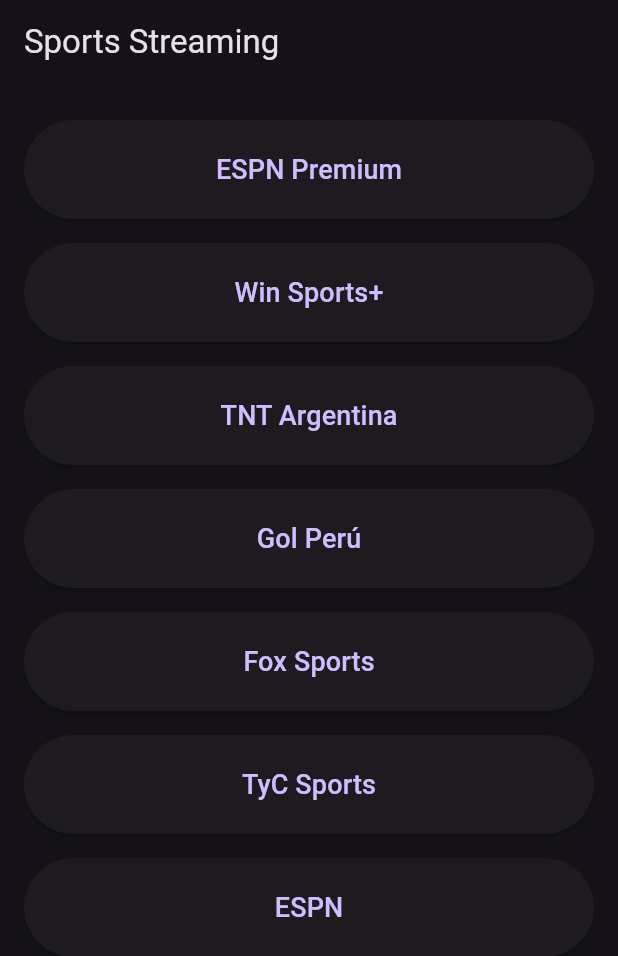
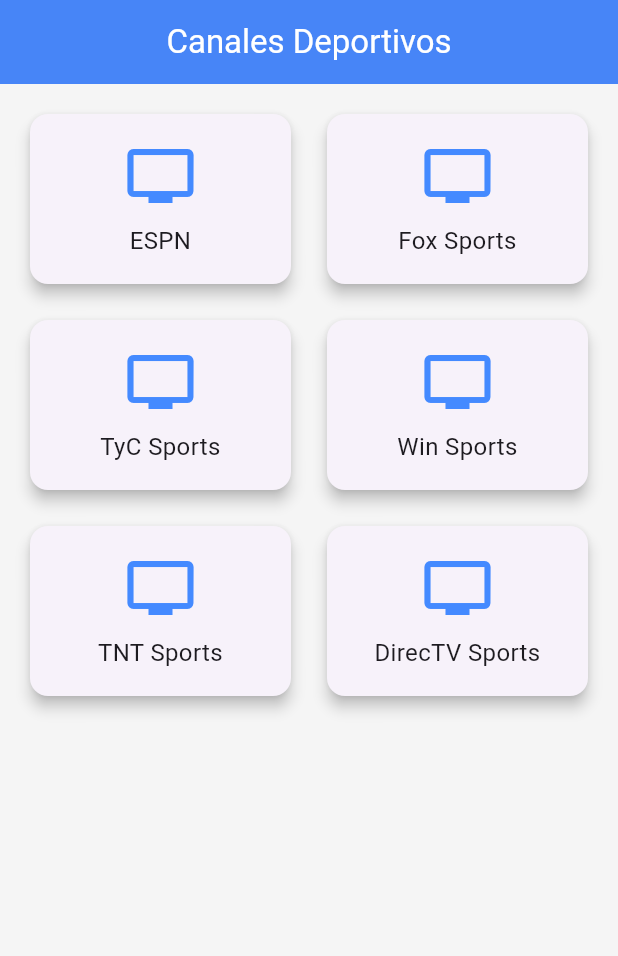
Before and after one commit to AlSanchez21/SportsStreaming, a Flutter app: the screen it shows after launch, on a phone screen of 412 x 824 dp. Shown: the top 956 px of the screen. Run offline on Flutter 3.47's test engine with Material 3 defaults, Android fonts, the phone set to English and light mode, and no system bars; our stand-ins replace video_player.

Commit message:
main.dart

```diff
--- a/lib/main.dart
+++ b/lib/main.dart
@@ -2,33 +2,37 @@ import 'package:flutter/material.dart';
 import 'package:video_player/video_player.dart';
 
 void main() {
-  runApp(MaterialApp(
-    title: 'Sports Streaming',
-    theme: ThemeData.dark(),
-    home: StreamMenuPage(),
-  ));
+  runApp(SportsStreamingApp());
 }
 
-// -----------------------
-// Página principal (menú)
-// -----------------------
-class StreamMenuPage extends StatelessWidget {
+class SportsStreamingApp extends StatelessWidget {
+  @override
+  Widget build(BuildContext context) {
+    return MaterialApp(
+      title: 'Deporte en Vivo',
+      debugShowCheckedModeBanner: false,
+      theme: ThemeData(
+        brightness: Brightness.light,
+        primaryColor: Colors.blueAccent,
+        fontFamily: 'Roboto',
+        cardColor: Colors.white,
+        scaffoldBackgroundColor: Colors.grey[100],
+        appBarTheme: AppBarTheme(
+          backgroundColor: Colors.blueAccent,
+          foregroundColor: Colors.white,
+          elevation: 4,
+        ),
+      ),
+      home: StreamMainPage(),
+    );
+  }
+}
+
+class StreamMainPage extends StatelessWidget {
   final List<Map<String, String>> streams = [
     {
-      'title': 'ESPN Premium',
-      'url': 'https://m2.merichunidya.com:999/hls/capespnprem.m3u8?md5=bdW_qvbWrywibbKXLCCAmA&expires=1746659495',
-    },
-    {
-      'title': 'Win Sports+',
-      'url': 'https://m1.merichunidya.com:999/hls/winsportsplus.m3u8?md5=mTiRAnOxwm3AI7y7Su8pvQ&expires=1746658184',
-    },
-    {
-      'title': 'TNT Argentina',
-      'url': 'https://m3.merichunidya.com:999/hls/captntarg.m3u8?md5=SDm5ZTfZvahfJ63lLnhzPg&expires=1746659610',
-    },
-    {
-      'title': 'Gol Perú',
-      'url': 'https://m1.merichunidya.com:999/hls/capgolperu.m3u8?md5=d5njHJebNPBwIH-ugZRTxg&expires=1746659670',
+      'title': 'ESPN',
+      'url': 'https://livees.pw/stream/espn.m3u8',
     },
     {
       'title': 'Fox Sports',
@@ -36,31 +40,42 @@ class StreamMenuPage extends StatelessWidget {
     },
     {
       'title': 'TyC Sports',
-      'url': 'https://edge6a.v2.mediastream.pe/live/tycsports/playlist.m3u8',
+      'url': 'https://edge6a.v2.media.stream.pe/live/tycsports/playlist.m3u8',
     },
     {
-      'title': 'ESPN',
-      'url': 'https://livees.pw/stream/espn.m3u8',
+      'title': 'Win Sports',
+      'url': 'https://tv.win.m3u8', // <- reemplaza por uno funcional
+    },
+    {
+      'title': 'TNT Sports',
+      'url': 'https://tv.tnt.m3u8', // <- reemplaza por uno funcional
+    },
+    {
+      'title': 'DirecTV Sports',
+      'url': 'https://tv.directv.m3u8', // <- reemplaza por uno funcional
     },
   ];
 
   @override
   Widget build(BuildContext context) {
     return Scaffold(
-      appBar: AppBar(title: Text('Sports Streaming')),
-      body: ListView.builder(
+      appBar: AppBar(
+        title: Text('Canales Deportivos'),
+        centerTitle: true,
+      ),
+      body: GridView.builder(
         padding: EdgeInsets.all(16),
+        gridDelegate: SliverGridDelegateWithFixedCrossAxisCount(
+          crossAxisCount: 2,
+          mainAxisSpacing: 16,
+          crossAxisSpacing: 16,
+          childAspectRatio: 3 / 2,
+        ),
         itemCount: streams.length,
         itemBuilder: (context, index) {
           final stream = streams[index];
-          return Padding(
-            padding: const EdgeInsets.symmetric(vertical: 8),
-            child: ElevatedButton(
-              style: ElevatedButton.styleFrom(
-                padding: EdgeInsets.symmetric(vertical: 20),
-              ),
-              child: Text(stream['title']!, style: TextStyle(fontSize: 18)),
-              onPressed: () {
+          return GestureDetector(
+            onTap: () {
               Navigator.push(
                 context,
                 MaterialPageRoute(
@@ -71,6 +86,25 @@ class StreamMenuPage extends StatelessWidget {
                 ),
               );
             },
+            child: Card(
+              elevation: 4,
+              shape: RoundedRectangleBorder(
+                borderRadius: BorderRadius.circular(12),
+              ),
+              child: Center(
+                child: Column(
+                  mainAxisAlignment: MainAxisAlignment.center,
+                  children: [
+                    Icon(Icons.tv, size: 48, color: Colors.blueAccent),
+                    SizedBox(height: 8),
+                    Text(
+                      stream['title']!,
+                      textAlign: TextAlign.center,
+                      style: TextStyle(fontSize: 16),
+                    ),
+                  ],
+                ),
+              ),
             ),
           );
         },
@@ -79,14 +113,11 @@ class StreamMenuPage extends StatelessWidget {
   }
 }
 
-// -----------------------
-// Página del reproductor
-// -----------------------
 class VideoPage extends StatefulWidget {
   final String title;
   final String videoUrl;
 
-  VideoPage({required this.title, required this.videoUrl});
+  const VideoPage({required this.title, required this.videoUrl});
 
   @override
   _VideoPageState createState() => _VideoPageState();
@@ -94,26 +125,16 @@ class VideoPage extends StatefulWidget {
 
 class _VideoPageState extends State<VideoPage> {
   late VideoPlayerController _controller;
-
-  final Map<String, String> customHeaders = {
-    'User-Agent': 'Mozilla/5.0 (Macintosh; Intel Mac OS X 10.15; rv:138.0) Gecko/20100101 Firefox/138.0',
-    'Accept': '*/*',
-    'Accept-Language': 'en-US,en;q=0.5',
-    'Accept-Encoding': 'gzip, deflate, br, zstd',
-    'Referer': 'https://capo5play.com/',
-    'Origin': 'https://capo5play.com',
-    'Connection': 'keep-alive',
-  };
+  bool _isInitialized = false;
 
   @override
   void initState() {
     super.initState();
-    _controller = VideoPlayerController.networkUrl(
-      Uri.parse(widget.videoUrl),
-      httpHeaders: customHeaders,
-    )
+    _controller = VideoPlayerController.network(widget.videoUrl)
       ..initialize().then((_) {
-        setState(() {});
+        setState(() {
+          _isInitialized = true;
+        });
         _controller.play();
       });
   }
@@ -124,25 +145,40 @@ class _VideoPageState extends State<VideoPage> {
     super.dispose();
   }
 
+  @override
   Widget build(BuildContext context) {
     return Scaffold(
       appBar: AppBar(title: Text(widget.title)),
-      body: Center(
-        child: _controller.value.isInitialized
-            ? AspectRatio(
+      body: _isInitialized
+          ? Column(
+              children: [
+                AspectRatio(
                   aspectRatio: _controller.value.aspectRatio,
                   child: VideoPlayer(_controller),
-              )
-            : CircularProgressIndicator(),
                 ),
-      floatingActionButton: FloatingActionButton(
+                VideoProgressIndicator(_controller, allowScrubbing: true),
+                Row(
+                  mainAxisAlignment: MainAxisAlignment.center,
+                  children: [
+                    IconButton(
+                      icon: Icon(
+                        _controller.value.isPlaying
+                            ? Icons.pause
+                            : Icons.play_arrow,
+                      ),
                       onPressed: () {
                         setState(() {
-            _controller.value.isPlaying ? _controller.pause() : _controller.play();
+                          _controller.value.isPlaying
+                              ? _controller.pause()
+                              : _controller.play();
                         });
                       },
-        child: Icon(_controller.value.isPlaying ? Icons.pause : Icons.play_arrow),
                     ),
+                  ],
+                )
+              ],
+            )
+          : Center(child: CircularProgressIndicator()),
     );
   }
 }
```
Lines whose indentation alone changed are shown as unchanged.
